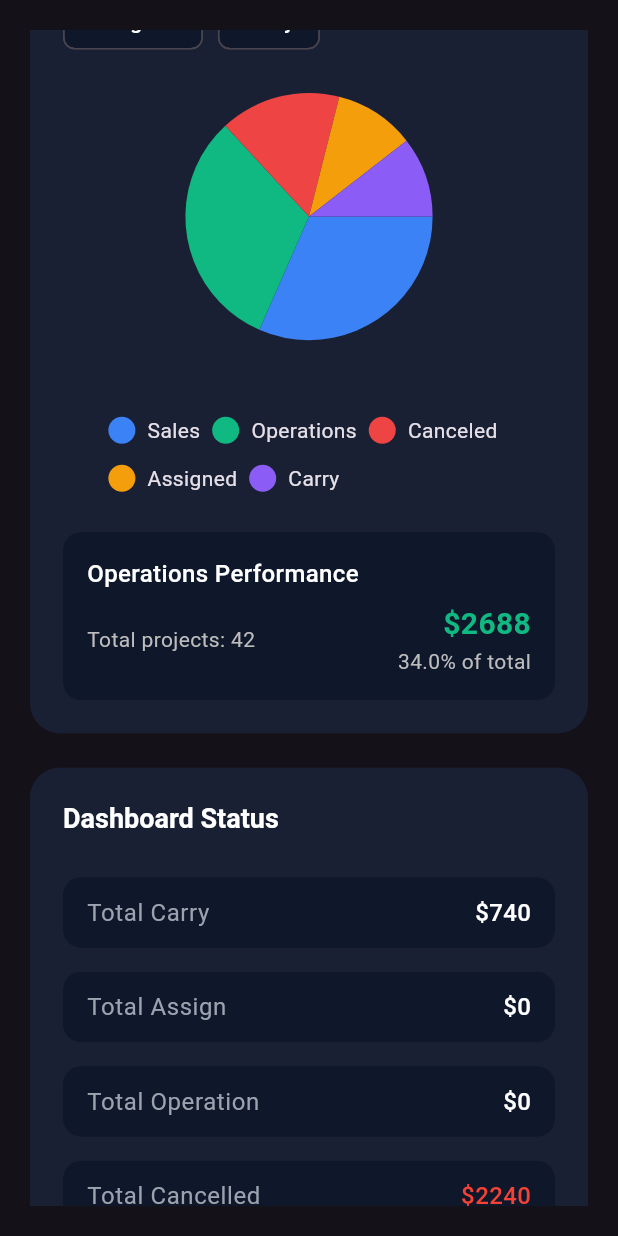
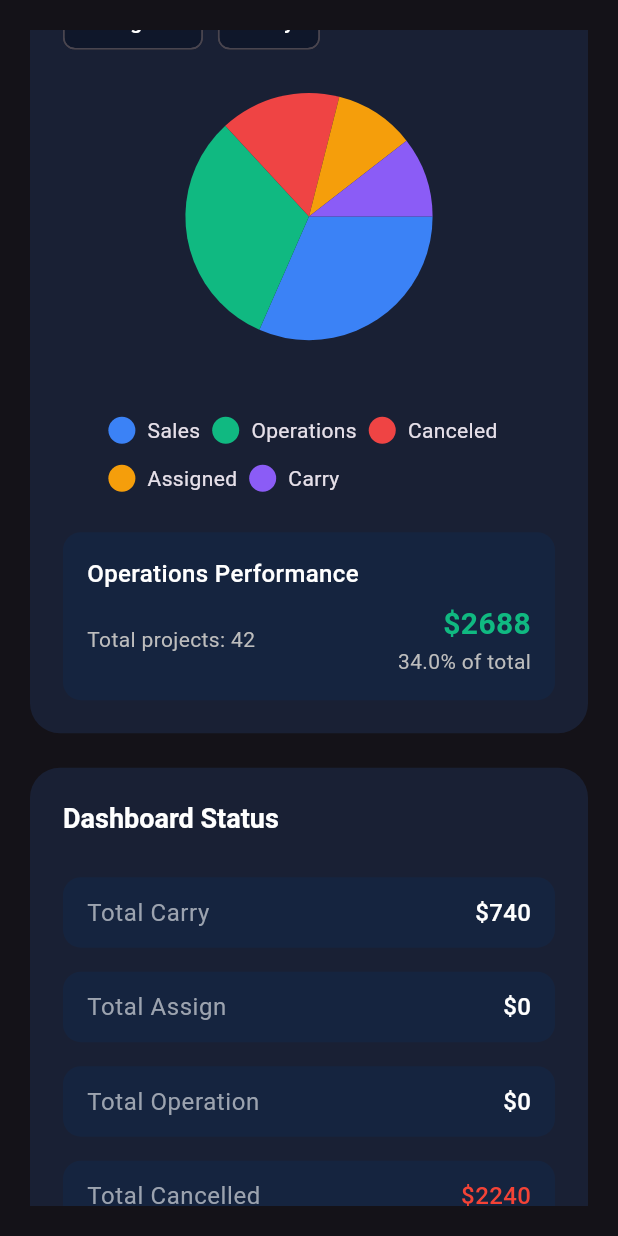
Before and after one commit to MTS-Services/MTS-App, a Flutter app: the HomeScreen screen opened directly, scrolled down 576 dp, on a phone screen of 412 x 824 dp. Run offline on Flutter 3.47's test engine with Material 3 defaults, Android fonts, the phone set to English and light mode, and no system bars; drawn by our look-alikes of pie_chart.

Commit message:
update homepage

```diff
--- a/lib/mts_app.dart
+++ b/lib/mts_app.dart
@@ -10,7 +10,7 @@ class MtsApp extends StatelessWidget {
   Widget build(BuildContext context) {
     return MaterialApp(
       title: 'MTS App',
-      home: AuthPage(),
+      home: HomeScreen(),
       debugShowCheckedModeBanner: false,
       themeMode: ThemeMode.dark,
       theme: ThemeData(
--- a/lib/src/view/screen/home_screen.dart
+++ b/lib/src/view/screen/home_screen.dart
@@ -147,7 +147,7 @@ class _HomeScreenState extends State<HomeScreen> {
                         width: double.infinity,
                         padding: const EdgeInsets.all(16),
                         decoration: BoxDecoration(
-                          color: const Color(0xFF0F172A),
+                          color: const Color(0xFF15243F),
                           borderRadius: BorderRadius.circular(12),
                         ),
                         child: Column(
@@ -218,7 +218,7 @@ class _HomeScreenState extends State<HomeScreen> {
                           margin: const EdgeInsets.symmetric(vertical: 8),
                           padding: const EdgeInsets.symmetric(horizontal: 16, vertical: 12),
                           decoration: BoxDecoration(
-                            color: Color(0xFF0F172A),
+                            color: Color(0xFF15243F),
                             borderRadius: BorderRadius.circular(12),
                           ),
                           child: Row(
```
